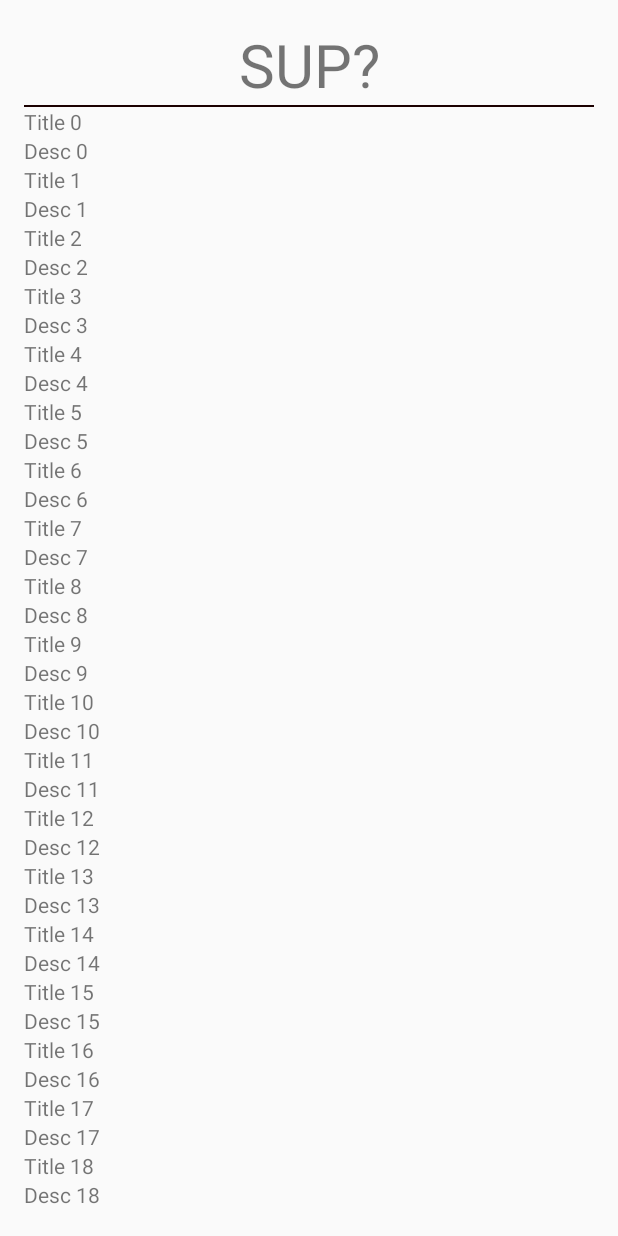
After one commit to TeamCurrentSource/AndroidProjects, an Android app: the SingleCategoryActivity screen opened directly, with no data from a screen before it, on a phone screen of 412 x 824 dp. The commit adds this screen. Run offline under Robolectric (Android 15) with nearby library versions, the phone set to English and light mode, and no system bars.

Commit message:
Fragmentti activity lisätty

```diff
--- a/app/build.gradle
+++ b/app/build.gradle
@@ -22,10 +22,10 @@ android {
 dependencies {
     compile fileTree(dir: 'libs', include: ['*.jar'])
     testCompile 'junit:junit:4.12'
+
     compile 'com.android.support:appcompat-v7:23.1.1'
     compile 'com.android.support:design:23.1.1'
     compile 'com.google.code.gson:gson:2.6.2'
     compile 'com.android.support:recyclerview-v7:23.1.1'
     compile 'com.android.support:support-v4:23.1.1'
-
 }
--- a/app/src/main/AndroidManifest.xml
+++ b/app/src/main/AndroidManifest.xml
@@ -20,9 +20,9 @@
                 <category android:name="android.intent.category.LAUNCHER"/>
             </intent-filter>
         </activity>
-        <activity android:name=".CategoryFragment">
+        <activity android:name=".CategoryListView">
         </activity>
-        <activity android:name=".CategoryListView">
+        <activity android:name=".SingleCategoryActivity">
         </activity>
     </application>
 
--- a/app/src/main/java/com/teamcurrentsource/android/opensourcebookapplication/CategoryListView.java
+++ b/app/src/main/java/com/teamcurrentsource/android/opensourcebookapplication/CategoryListView.java
@@ -9,6 +9,7 @@ import android.util.Log;
 import android.view.LayoutInflater;
 import android.view.View;
 import android.view.ViewGroup;
+import android.widget.AdapterView;
 import android.widget.ArrayAdapter;
 import android.widget.LinearLayout;
 import android.widget.ListView;
@@ -39,6 +40,16 @@ public class CategoryListView extends AppCompatActivity {
         adapter = new CategoryListAdapter(this, categoryItemArrayList);
 
         ListView categoryList = (ListView) findViewById(R.id.list);
+
+        categoryList.setOnItemClickListener(new AdapterView.OnItemClickListener() {
+            @Override
+            public void onItemClick(AdapterView<?> parent, View view, int position, long id) {
+                Log.d(HttpRequestTask.LOG_TAG, String.valueOf(position));
+                Intent i = new Intent(CategoryListView.this, SingleCategoryActivity.class);
+                startActivity(i);
+           }
+         }
+        );
         categoryList.setAdapter(adapter);
     }
 
--- a/app/src/main/java/com/teamcurrentsource/android/opensourcebookapplication/HttpRequestTask.java
+++ b/app/src/main/java/com/teamcurrentsource/android/opensourcebookapplication/HttpRequestTask.java
@@ -45,10 +45,11 @@ public class HttpRequestTask extends AsyncTask<Object, Void, String> {
             URL url = new URL(BASEURL + CATEGORIES);
             connection = (HttpURLConnection) url.openConnection();
             connection.connect();
+
             InputStream in = connection.getInputStream();
-
             Reader rdr = new InputStreamReader(in);
             BufferedReader reader = new BufferedReader(new InputStreamReader(in));
+
             Gson gson = new GsonBuilder().create();
             listener.processHttpRequest(gson, reader);
 
--- a/app/src/main/java/com/teamcurrentsource/android/opensourcebookapplication/MainActivity.java
+++ b/app/src/main/java/com/teamcurrentsource/android/opensourcebookapplication/MainActivity.java
@@ -33,10 +33,10 @@ public class MainActivity extends AppCompatActivity {
 
     public void onClickGetCategories(View v) {
         progressDialog = ProgressDialog.show(MainActivity.this, "", "Loading. Please wait...", true);
-        new HttpRequestTask("CATEGORY" ,new HttpRequestListener() {
+        new HttpRequestTask("CATEGORY", new HttpRequestListener() {
             @Override
-            public void processHttpRequest(Gson data, BufferedReader reader) {
-                dataObject = data.fromJson(reader, JsonDataObject.class);
+            public void processHttpRequest(Gson gson, BufferedReader reader) {
+                dataObject = gson.fromJson(reader, JsonDataObject.class);
                 Log.d(LOG_TAG, dataObject.toString());
             }
         },  this, CategoryListView.class).execute();
--- /dev/null
+++ b/app/src/main/java/com/teamcurrentsource/android/opensourcebookapplication/SingleCategoryActivity.java
@@ -0,0 +1,37 @@
+package com.teamcurrentsource.android.opensourcebookapplication;
+
+import android.support.v4.app.Fragment;
+import android.support.v4.app.FragmentManager;
+import android.support.v4.app.FragmentActivity;
+import android.support.v7.app.AppCompatActivity;
+import android.os.Bundle;
+
+/**
+ * Created by Antti on 21.3.2016.
+ */
+
+public class SingleCategoryActivity extends FragmentActivity {
+
+    @Override
+    protected void onCreate(Bundle savedInstanceState) {
+        super.onCreate(savedInstanceState);
+        setContentView(R.layout.activity_single_category);
+
+        //alustetaan fragment manageri
+        FragmentManager fragmentManager = getSupportFragmentManager();
+        //etsitään fragmentti, resourceista, fragment 'viittaa' itse juurilayoutin id:seen
+        Fragment fragment = fragmentManager.findFragmentById(R.id.subcategory_container);
+
+        if(fragment == null) {
+            fragment = createNewFragment();
+            //aloitetaan transaktio, lisätään itse fragmentti layouttiin ja komitoidaan.
+            fragmentManager.beginTransaction().add(R.id.subcategory_container, fragment).commit();
+        }
+
+    }
+
+    private Fragment createNewFragment() {
+        //luodaan itse fragmentti
+        return new SubCategoryFragment();
+    }
+}
--- /dev/null
+++ b/app/src/main/java/com/teamcurrentsource/android/opensourcebookapplication/SubCategoryFragment.java
@@ -0,0 +1,100 @@
+package com.teamcurrentsource.android.opensourcebookapplication;
+
+import android.support.v4.app.Fragment;
+import android.support.v7.app.AppCompatActivity;
+import android.os.Bundle;
+import android.support.v7.widget.LinearLayoutManager;
+import android.support.v7.widget.RecyclerView;
+import android.text.Layout;
+import android.view.LayoutInflater;
+import android.view.View;
+import android.view.ViewGroup;
+import android.widget.TextView;
+
+import java.util.ArrayList;
+
+/**
+ * Created by Antti on 21.3.2016.
+ */
+
+public class SubCategoryFragment extends Fragment {
+
+    private SubCategoryAdapter adapter;
+    private RecyclerView recyclerView;
+    private ArrayList<SubCategory> subCategoryArray;
+
+    //tämä on periaatteessa sama asia kuin list view, Recycler view /= list view
+    @Override
+    public View onCreateView(LayoutInflater inflater, ViewGroup container, Bundle savedInstaceState) {
+        View view = inflater.inflate(R.layout.activity_sub_category_fragment, container, false);
+
+        recyclerView = (RecyclerView) view.findViewById(R.id.subcategory_recycler_view);
+        recyclerView.setLayoutManager(new LinearLayoutManager(getActivity()));
+
+        subCategoryArray = new ArrayList<SubCategory>();
+        for(int i = 0; i < 50; i++) {
+            subCategoryArray.add(new SubCategory("Title "+ i, "Desc " + i));
+        }
+
+        adapter = new SubCategoryAdapter(subCategoryArray);
+        recyclerView.setAdapter(adapter);
+
+        return view;
+    }
+
+    private class SubCategoryHolder extends RecyclerView.ViewHolder {
+
+        private SubCategory subCategory;
+
+        public SubCategoryHolder(View v) {
+            super(v);
+        }
+
+        public void bindSubCaterogy(SubCategory sub) {
+            subCategory = sub;
+
+            ((TextView) itemView.findViewById(R.id.subTitleText)).setText(subCategory.title);
+            ((TextView) itemView.findViewById(R.id.subDescText)).setText(subCategory.desc);
+        }
+
+    }
+
+    //vastaa listviewin custom adapteria
+    private class SubCategoryAdapter extends RecyclerView.Adapter<SubCategoryHolder> {
+        private ArrayList<SubCategory> subCategories;
+
+        public SubCategoryAdapter(ArrayList<SubCategory> arr) {
+            subCategories = arr;
+        }
+
+        @Override
+        public SubCategoryHolder onCreateViewHolder(ViewGroup parent, int viewType) {
+            //haetaan layoutin täyttäjä aktiviteesti jossa ollaan tällä hetkellä
+            LayoutInflater layoutInflater = LayoutInflater.from(getActivity());
+            //täytetään layoutti
+            View view = layoutInflater.inflate(R.layout.list_item_subcaterogy, parent, false);
+            return new SubCategoryHolder(view);
+        }
+
+        @Override
+        public void onBindViewHolder(SubCategoryHolder holder, int position) {
+            SubCategory subCategory = subCategories.get(position);
+            holder.bindSubCaterogy(subCategory);
+        }
+
+        @Override
+        public int getItemCount() {
+            return subCategories.size();
+        }
+    }
+
+    private class SubCategory {
+        String title = "titteli";
+        String desc = "desCiX";
+
+        public SubCategory(String title_, String desc_) {
+            title = title_;
+            desc = desc_;
+        }
+    }
+}
--- /dev/null
+++ b/app/src/main/res/layout/activity_single_category.xml
@@ -0,0 +1,33 @@
+<?xml version="1.0" encoding="utf-8"?>
+<RelativeLayout
+    xmlns:android="http://schemas.android.com/apk/res/android"
+    xmlns:tools="http://schemas.android.com/tools"
+    android:layout_width="match_parent"
+    android:layout_height="match_parent"
+    android:paddingBottom="@dimen/activity_vertical_margin"
+    android:paddingLeft="@dimen/activity_horizontal_margin"
+    android:paddingRight="@dimen/activity_horizontal_margin"
+    android:paddingTop="@dimen/activity_vertical_margin"
+    tools:context="com.teamcurrentsource.android.opensourcebookapplication.SingleCategoryActivity">
+
+    <TextView
+        android:id="@+id/headerText"
+        android:layout_width="match_parent"
+        android:layout_height="wrap_content"
+        android:gravity="center"
+        android:textSize="40dp"
+        android:text="SUP?"/>
+    <View
+        android:id="@+id/horizontalBreak"
+        android:layout_below="@+id/headerText"
+        android:layout_width="match_parent"
+        android:layout_height="1dp"
+        android:background="#1a0000"/>
+    <FrameLayout
+        android:id="@+id/subcategory_container"
+        android:layout_below="@+id/horizontalBreak"
+        android:layout_width="match_parent"
+        android:layout_height="wrap_content"
+        />
+
+</RelativeLayout>
--- /dev/null
+++ b/app/src/main/res/layout/activity_sub_category_fragment.xml
@@ -0,0 +1,8 @@
+<?xml version="1.0" encoding="utf-8"?>
+<android.support.v7.widget.RecyclerView
+    xmlns:android="http://schemas.android.com/apk/res/android"
+    android:orientation="vertical"
+    android:layout_width="match_parent"
+    android:layout_height="match_parent"
+    android:id="@+id/subcategory_recycler_view">
+</android.support.v7.widget.RecyclerView>
--- /dev/null
+++ b/app/src/main/res/layout/list_item_subcaterogy.xml
@@ -0,0 +1,19 @@
+<?xml version="1.0" encoding="utf-8"?>
+<RelativeLayout xmlns:android="http://schemas.android.com/apk/res/android"
+                xmlns:tools="http://schemas.android.com/tools"
+                android:orientation="vertical"
+                android:layout_width="match_parent"
+                android:layout_height="match_parent">
+    <TextView
+        android:layout_width="wrap_content"
+        android:layout_height="wrap_content"
+        android:id="@+id/subTitleText"
+        android:text="sup"/>
+    <TextView
+        android:layout_width="wrap_content"
+        android:layout_height="wrap_content"
+        android:layout_below="@+id/subTitleText"
+        android:id="@+id/subDescText"
+        android:text="nägä"/>
+
+</RelativeLayout>
--- a/app/src/main/res/values/strings.xml
+++ b/app/src/main/res/values/strings.xml
@@ -1,4 +1,7 @@
 <resources>
     <string name="app_name">OpenSourceBookApplication</string>
     <string name="action_settings">Settings</string>
+
+    <!-- TODO: Remove or change this placeholder text -->
+    <string name="hello_blank_fragment">Hello blank fragment</string>
 </resources>
```
